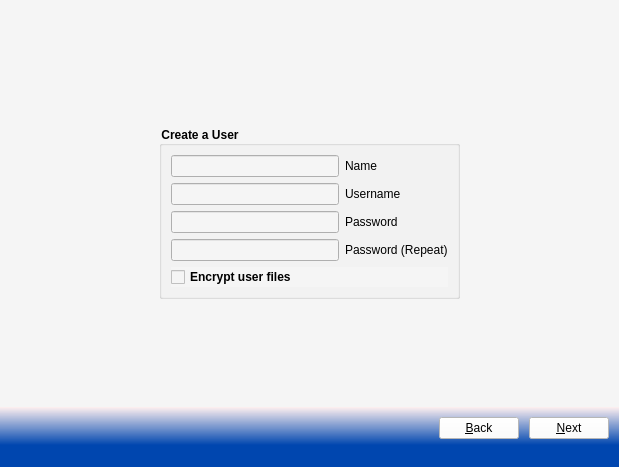
This is src-qt4/pc-firstbootgui/firstboot.ui in trueos/pcbsd as Qt 5 draws it before an edit. The edited form follows.
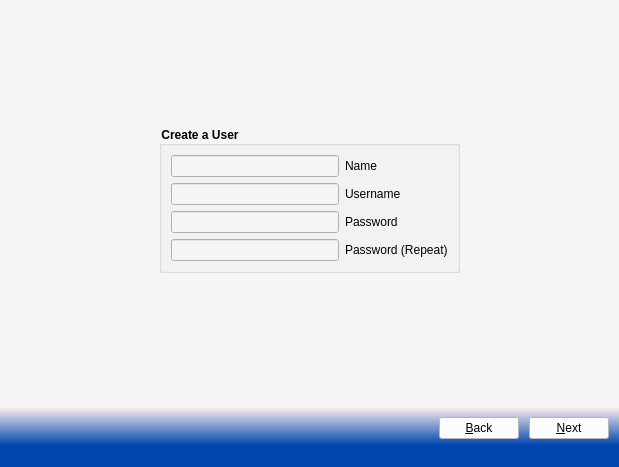
This is the edited form. The open tabs and pages were chosen to show the change. Icons and pictures are not drawn.

Commit message: Update the first-boot wizard, don't ask for PEFS encryption anymore, we will be depreciating this in favor of GELI FDE. PEFS hasn't made it into FreeBSD current, but if / when it does we can re-evaluate

What changed in the file:
```diff
--- a/src-qt4/pc-firstbootgui/firstboot.ui
+++ b/src-qt4/pc-firstbootgui/firstboot.ui
@@ -854,38 +854,6 @@
                  </property>
                 </widget>
                </item>
-               <item row="4" column="0" colspan="2">
-                <widget class="QCheckBox" name="checkEnc">
-                 <property name="font">
-                  <font>
-                   <weight>75</weight>
-                   <bold>true</bold>
-                  </font>
-                 </property>
-                 <property name="toolTip">
-                  <string>Will encrypt users home-directory</string>
-                 </property>
-                 <property name="statusTip">
-                  <string>Will encrypt users home-directory</string>
-                 </property>
-                 <property name="autoFillBackground">
-                  <bool>false</bool>
-                 </property>
-                 <property name="text">
-                  <string>Encrypt user files</string>
-                 </property>
-                 <property name="icon">
-                  <iconset resource="pc-firstboot.qrc">
-                   <normaloff>:/modules/images/encrypted.png</normaloff>:/modules/images/encrypted.png</iconset>
-                 </property>
-                 <property name="iconSize">
-                  <size>
-                   <width>32</width>
-                   <height>32</height>
-                  </size>
-                 </property>
-                </widget>
-               </item>
               </layout>
              </widget>
             </item>
```
Left out of the diff: 2 changed lines with no effect on the pictures. The commit also changes 1 other file.
